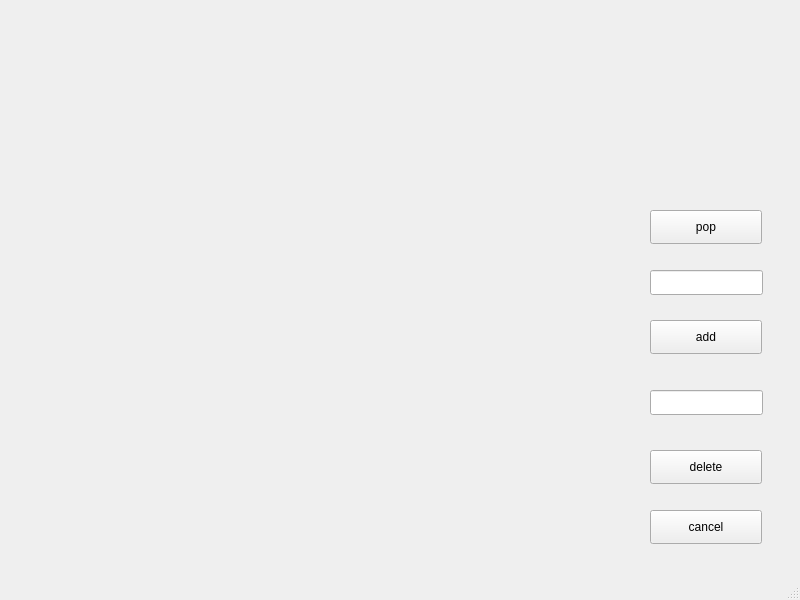
Dreamerryao/CPlusPlus-Project, file DSVis/WINDOW/operation.ui: the form before one commit.
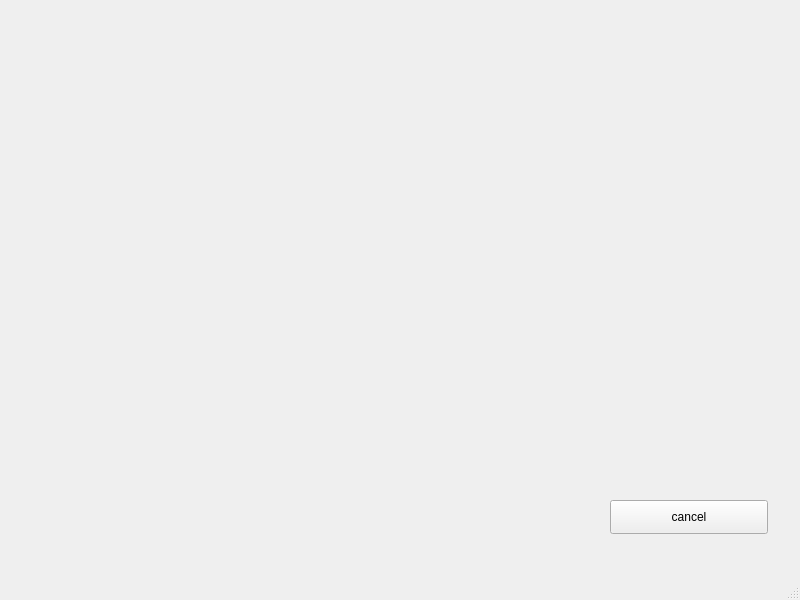
The form after the commit.

Commit message: add queue view and change button with model

The edit to the form file:
```diff
--- a/DSVis/WINDOW/operation.ui
+++ b/DSVis/WINDOW/operation.ui
@@ -14,19 +14,6 @@
    <string>MainWindow</string>
   </property>
   <widget class="QWidget" name="centralwidget">
-   <widget class="QPushButton" name="pushButton">
-    <property name="geometry">
-     <rect>
-      <x>650</x>
-      <y>510</y>
-      <width>112</width>
-      <height>34</height>
-     </rect>
-    </property>
-    <property name="text">
-     <string>cancel</string>
-    </property>
-   </widget>
    <widget class="QLabel" name="type">
     <property name="geometry">
      <rect>
@@ -49,63 +36,17 @@
      <set>Qt::AlignCenter</set>
     </property>
    </widget>
-   <widget class="QPushButton" name="del_button">
+   <widget class="QPushButton" name="pushButton">
     <property name="geometry">
      <rect>
-      <x>650</x>
-      <y>450</y>
-      <width>112</width>
+      <x>610</x>
+      <y>500</y>
+      <width>158</width>
       <height>34</height>
      </rect>
     </property>
     <property name="text">
-     <string>delete</string>
-    </property>
-   </widget>
-   <widget class="QPushButton" name="add_button">
-    <property name="geometry">
-     <rect>
-      <x>650</x>
-      <y>320</y>
-      <width>112</width>
-      <height>34</height>
-     </rect>
-    </property>
-    <property name="text">
-     <string>add</string>
-    </property>
-   </widget>
-   <widget class="QLineEdit" name="addLineEdit">
-    <property name="geometry">
-     <rect>
-      <x>650</x>
-      <y>270</y>
-      <width>113</width>
-      <height>25</height>
-     </rect>
-    </property>
-   </widget>
-   <widget class="QLineEdit" name="delText">
-    <property name="geometry">
-     <rect>
-      <x>650</x>
-      <y>390</y>
-      <width>113</width>
-      <height>25</height>
-     </rect>
-    </property>
-   </widget>
-   <widget class="QPushButton" name="pushButton_2">
-    <property name="geometry">
-     <rect>
-      <x>650</x>
-      <y>210</y>
-      <width>112</width>
-      <height>34</height>
-     </rect>
-    </property>
-    <property name="text">
-     <string>pop</string>
+     <string>cancel</string>
     </property>
    </widget>
   </widget>
```
The commit also changes 5 other files.
